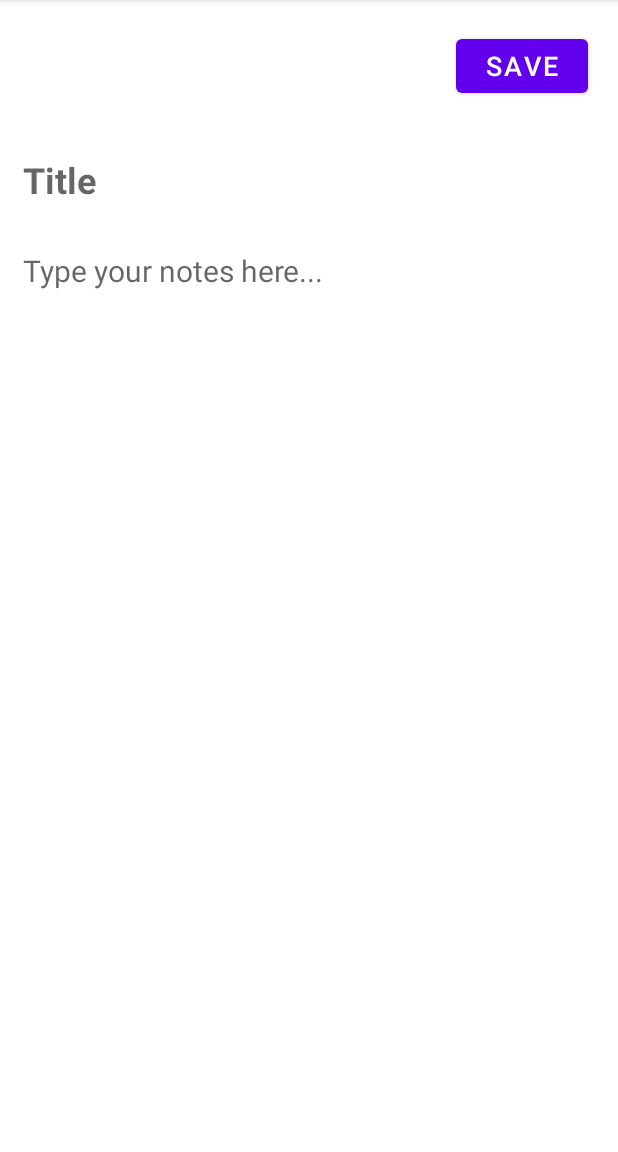
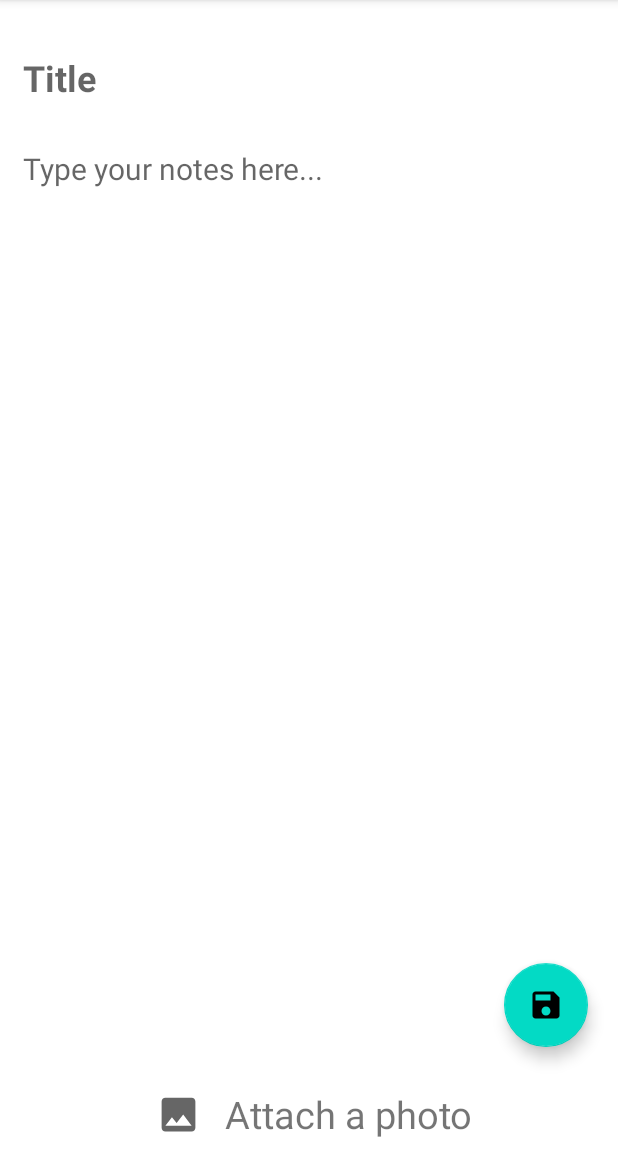
Before and after one commit to drbuhion/PocketNotes, an Android app: the CreateNoteActivity screen opened directly, with no data from a screen before it, on a phone screen of 412 x 824 dp, the part 84-1236 px from its top. Run offline under Robolectric (Android 15) with nearby library versions, the phone set to English and light mode, and no system bars; our stand-ins replace Firebase (no records; nobody signed in at launch, a user with empty details on screens opened directly).

Commit message:
Layout changes to create and update pages

```diff
--- /dev/null
+++ b/app/src/main/res/drawable/ic_delete.xml
@@ -0,0 +1,5 @@
+<vector android:height="30dp" android:tint="?attr/colorControlNormal"
+    android:viewportHeight="24" android:viewportWidth="24"
+    android:width="30dp" xmlns:android="http://schemas.android.com/apk/res/android">
+    <path android:fillColor="@android:color/white" android:pathData="M6,19c0,1.1 0.9,2 2,2h8c1.1,0 2,-0.9 2,-2L18,7L6,7v12zM8.46,11.88l1.41,-1.41L12,12.59l2.12,-2.12 1.41,1.41L13.41,14l2.12,2.12 -1.41,1.41L12,15.41l-2.12,2.12 -1.41,-1.41L10.59,14l-2.13,-2.12zM15.5,4l-1,-1h-5l-1,1L5,4v2h14L19,4z"/>
+</vector>
--- /dev/null
+++ b/app/src/main/res/drawable/ic_download.xml
@@ -0,0 +1,5 @@
+<vector android:height="30dp" android:tint="?attr/colorControlNormal"
+    android:viewportHeight="24" android:viewportWidth="24"
+    android:width="30dp" xmlns:android="http://schemas.android.com/apk/res/android">
+    <path android:fillColor="@android:color/white" android:pathData="M19,12v7L5,19v-7L3,12v7c0,1.1 0.9,2 2,2h14c1.1,0 2,-0.9 2,-2v-7h-2zM13,12.67l2.59,-2.58L17,11.5l-5,5 -5,-5 1.41,-1.41L11,12.67L11,3h2z"/>
+</vector>
--- /dev/null
+++ b/app/src/main/res/drawable/ic_image.xml
@@ -0,0 +1,5 @@
+<vector android:height="30dp" android:tint="?attr/colorControlNormal"
+    android:viewportHeight="24" android:viewportWidth="24"
+    android:width="30dp" xmlns:android="http://schemas.android.com/apk/res/android">
+    <path android:fillColor="@android:color/white" android:pathData="M21,19V5c0,-1.1 -0.9,-2 -2,-2H5c-1.1,0 -2,0.9 -2,2v14c0,1.1 0.9,2 2,2h14c1.1,0 2,-0.9 2,-2zM8.5,13.5l2.5,3.01L14.5,12l4.5,6H5l3.5,-4.5z"/>
+</vector>
--- /dev/null
+++ b/app/src/main/res/drawable/ic_save.xml
@@ -0,0 +1,5 @@
+<vector android:height="30dp" android:tint="?attr/colorControlNormal"
+    android:viewportHeight="24" android:viewportWidth="24"
+    android:width="30dp" xmlns:android="http://schemas.android.com/apk/res/android">
+    <path android:fillColor="@android:color/white" android:pathData="M17,3L5,3c-1.11,0 -2,0.9 -2,2v14c0,1.1 0.89,2 2,2h14c1.1,0 2,-0.9 2,-2L21,7l-4,-4zM12,19c-1.66,0 -3,-1.34 -3,-3s1.34,-3 3,-3 3,1.34 3,3 -1.34,3 -3,3zM15,9L5,9L5,5h10v4z"/>
+</vector>
--- a/app/src/main/res/layout/activity_create_note.xml
+++ b/app/src/main/res/layout/activity_create_note.xml
@@ -5,18 +5,6 @@
     android:layout_width="match_parent"
     android:layout_height="match_parent"
     tools:context=".CreateNoteActivity">
-
-    <Button
-        android:id="@+id/btn_save_note"
-        android:layout_width="wrap_content"
-        android:layout_height="wrap_content"
-        android:layout_marginTop="20dp"
-        android:layout_marginEnd="20dp"
-        android:text="Save"
-        android:textSize="18sp"
-        app:layout_constraintEnd_toEndOf="parent"
-        app:layout_constraintTop_toTopOf="parent" />
-
 
     <EditText
         android:id="@+id/et_note_title"
@@ -30,7 +18,7 @@
         app:layout_constraintEnd_toEndOf="parent"
         app:layout_constraintHorizontal_bias="0.5"
         app:layout_constraintStart_toStartOf="parent"
-        app:layout_constraintTop_toBottomOf="@+id/btn_save_note"
+        app:layout_constraintTop_toTopOf="parent"
         android:background="@null"/>
 
     <EditText
@@ -46,6 +34,39 @@
         app:layout_constraintTop_toBottomOf="@+id/et_note_title"
         android:background="@null"/>
 
+    <com.google.android.material.floatingactionbutton.FloatingActionButton
+        android:id="@+id/btn_save_note"
+        android:layout_width="wrap_content"
+        android:layout_height="wrap_content"
+        android:src="@drawable/ic_save"
+        app:layout_constraintEnd_toEndOf="parent"
+        app:layout_constraintBottom_toTopOf="@+id/ll_buttons"
+        android:layout_margin="20dp"/>
 
+    <LinearLayout
+        android:id="@+id/ll_buttons"
+        android:layout_width="match_parent"
+        android:layout_height="wrap_content"
+        app:layout_constraintEnd_toEndOf="parent"
+        app:layout_constraintBottom_toBottomOf="parent"
+        android:orientation="horizontal"
+        android:gravity="center">
+
+        <ImageButton
+            android:id="@+id/btn_photo"
+            android:layout_width="wrap_content"
+            android:layout_height="wrap_content"
+            android:src="@drawable/ic_image"
+            android:backgroundTint="@color/white"/>
+
+        <TextView
+            android:id="@+id/tv_photo"
+            android:layout_width="wrap_content"
+            android:layout_height="wrap_content"
+            android:text="Attach a photo"
+            android:textSize="25sp"
+            android:padding="4dp"/>
+
+    </LinearLayout>
 
 </androidx.constraintlayout.widget.ConstraintLayout>
--- a/app/src/main/res/layout/activity_home.xml
+++ b/app/src/main/res/layout/activity_home.xml
@@ -4,6 +4,7 @@
     xmlns:tools="http://schemas.android.com/tools"
     android:layout_width="match_parent"
     android:layout_height="match_parent"
+    android:padding="10dp"
     tools:context=".HomeActivity">
 
     <com.google.android.material.floatingactionbutton.FloatingActionButton
@@ -13,7 +14,7 @@
         app:layout_constraintBottom_toBottomOf="parent"
         app:layout_constraintEnd_toEndOf="parent"
         android:layout_marginBottom="40dp"
-        android:layout_marginEnd="40dp"
+        android:layout_marginEnd="25dp"
         android:clickable="true"
         android:focusable="true"
         android:src="@drawable/ic_add"/>
--- a/app/src/main/res/layout/item_note.xml
+++ b/app/src/main/res/layout/item_note.xml
@@ -21,6 +21,7 @@
                 android:padding="10dp"
                 android:text="Title"
                 android:textSize="20sp"
+                android:textStyle="bold"
                 android:background="@color/teal_200"/>
 
             <TextView
```
Also changed, not shown: app/src/main/java/ph/edu/dlsu/mobdeve/s12/buhion/minor/pocketnotes/UpdateNoteActivity.kt (+2 -5 lines), app/src/main/res/layout/activity_update_note.xml (+39 -12 lines).
